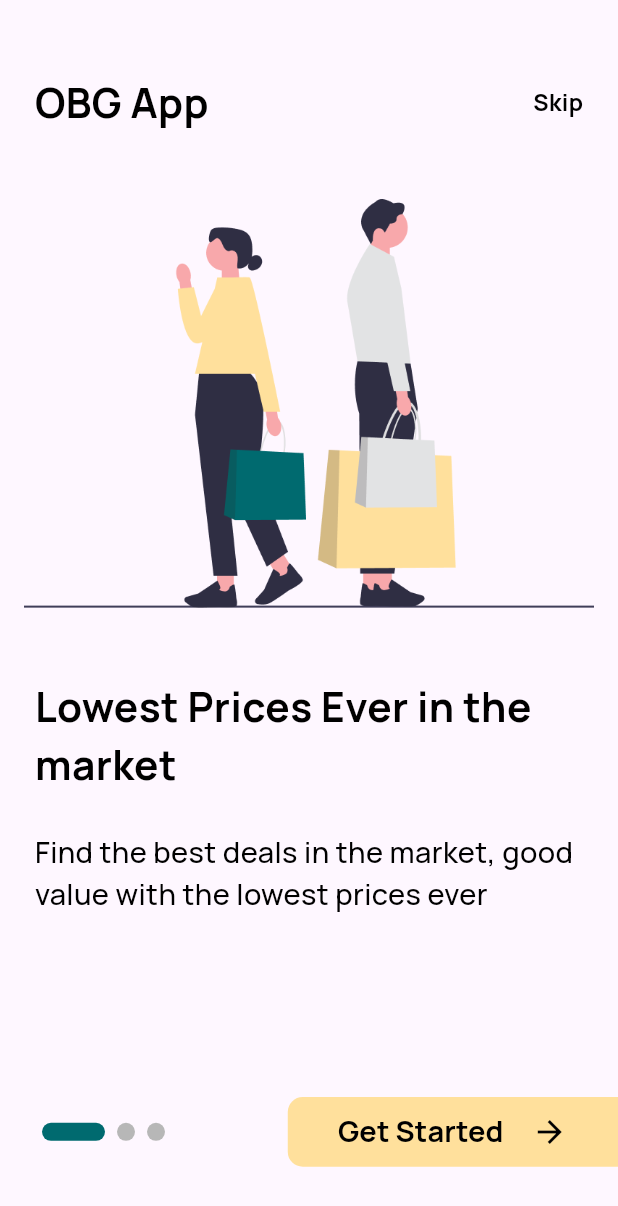
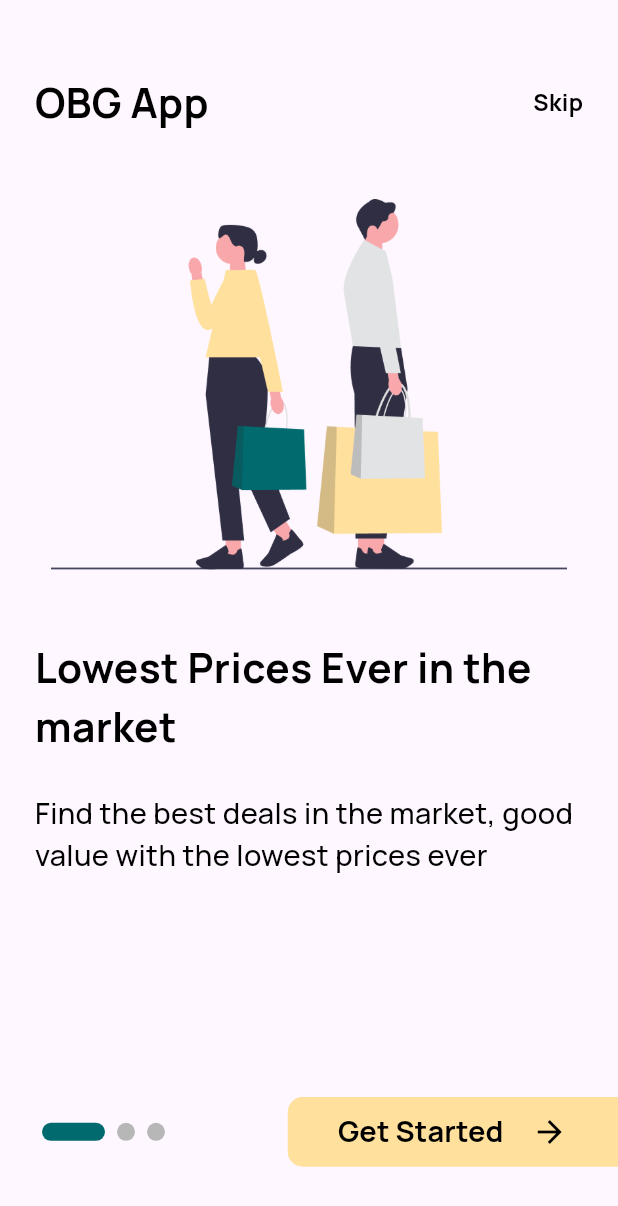
Before and after one commit to moayyad24/old_but_gold, a Flutter app: the screen it shows after launch, after a tap on "Get Started", on a phone screen of 412 x 824 dp. Shown: the top 1206 px of the screen. Run offline on Flutter 3.47's test engine with Material 3 defaults, Android fonts, the phone set to English and light mode, and no system bars; our stand-ins replace dartz, device_preview, dio, flutter_bloc, flutter_screenutil, flutter_svg and 2 more; missing offline and left inert: adoptive_calendar, slang; generated files the repository leaves out were written again.

Commit message:
responsible image height for mor responsive ui in intro screen

```diff
--- a/lib/features/onboarding/ui/widgets/intro_page_view_column.dart
+++ b/lib/features/onboarding/ui/widgets/intro_page_view_column.dart
@@ -19,7 +19,7 @@ class IntroPageViewColumn extends StatelessWidget {
   Widget build(BuildContext context) {
     return Column(
       children: [
-        Image.asset(image, height: 282.h, width: 403.w),
+        Image.asset(image, height: 0.3.sh),
         47.verticalSpace,
         Padding(
           padding: UiParameters.hPadding,
```
